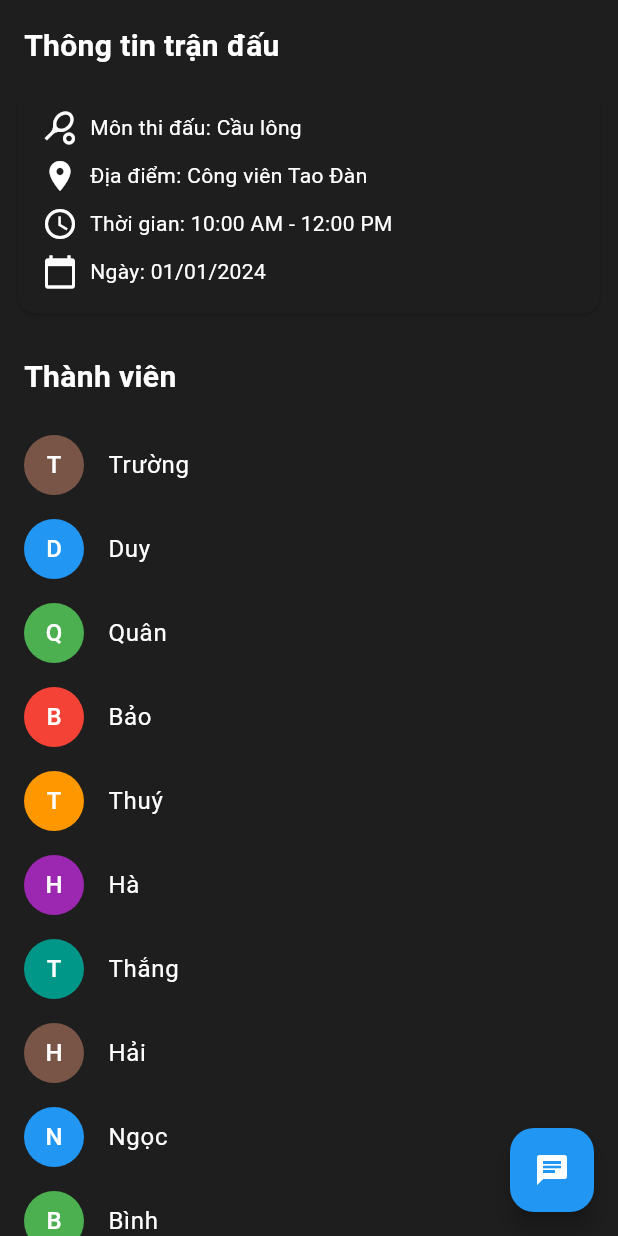
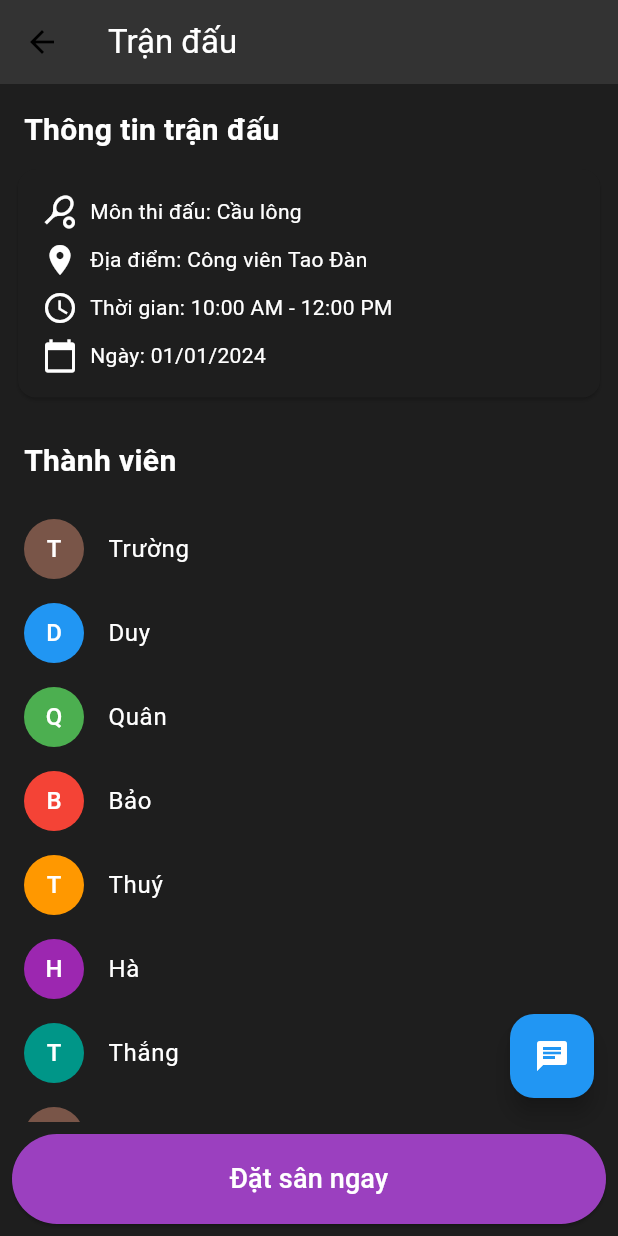
Before and after one commit to k0n-k40-k40/l0bby-frontend, a Flutter app: the MatchedPage screen opened by its route, on a phone screen of 412 x 824 dp. Run offline on Flutter 3.47's test engine with Material 3 defaults, Android fonts, the light colour scheme and no system bars; our stand-ins replace fluttertoast, google_fonts, image_picker.

Commit message:
added appbar

```diff
--- a/lib/src/screens/matched.dart
+++ b/lib/src/screens/matched.dart
@@ -42,10 +42,10 @@ class _MatchedPageState extends State<MatchedPage> {
   Widget build(BuildContext context) {
     return Scaffold(
       backgroundColor: const Color(0xFF1E1E1E),
-      // appBar: AppBar(
-      //   backgroundColor: const Color(0xFF333333),
-      //   title: const Text("Matched", style: TextStyle(color: Colors.white)),
-      // ),
+      appBar: AppBar(
+        backgroundColor: const Color(0xFF333333),
+        title: const Text("Trận đấu", style: TextStyle(color: Colors.white)),
+      ),
       body: SingleChildScrollView(
         child: Column(
           children: [
@@ -60,6 +60,23 @@ class _MatchedPageState extends State<MatchedPage> {
         },
         child: const Icon(Icons.chat),
         backgroundColor: Colors.blue,
+      ),
+      bottomNavigationBar: Padding(
+        padding: const EdgeInsets.all(8.0),
+        child: ElevatedButton(
+          onPressed: () {
+            // Navigate to map
+          },
+          child: const Text(
+            "Đặt sân ngay",
+            style: TextStyle(fontSize: 18.0),
+          ),
+          style: ElevatedButton.styleFrom(
+            foregroundColor: Colors.white,
+            backgroundColor: const Color(0xFF9B40BF), // Text color
+            minimumSize: const Size(double.infinity, 60), // Button size
+          ),
+        ),
       ),
     );
   }
```
